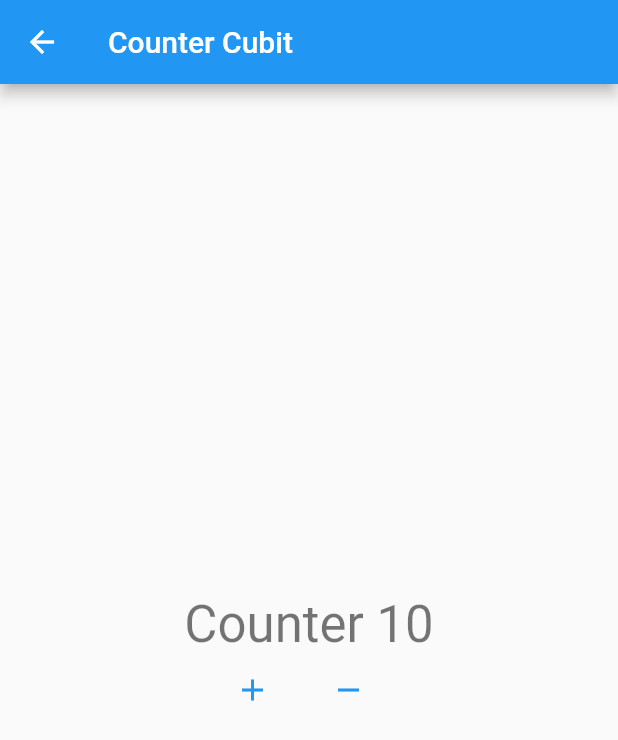
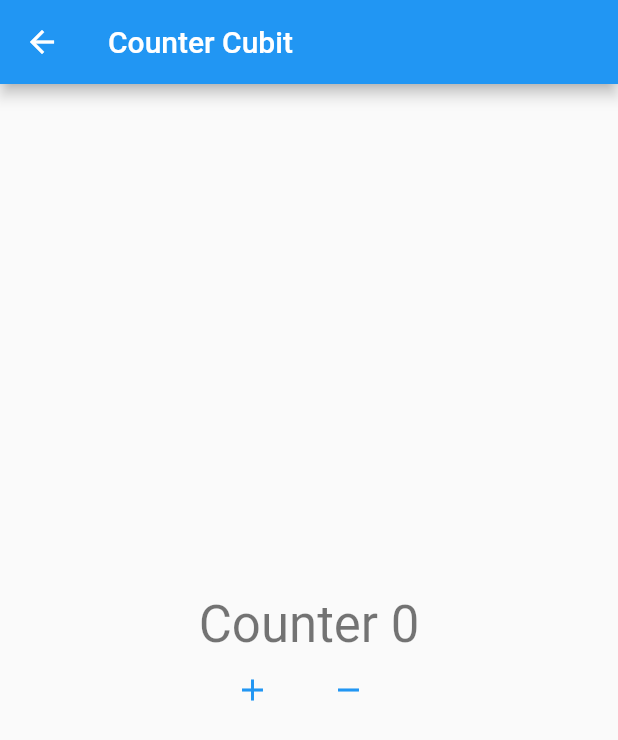
Before and after one commit to dariopmaciel/flutter_counter_bloc, a Flutter app: the screen it shows after launch, after a tap on "Cubit", on a phone screen of 412 x 824 dp. Shown: the top 740 px of the screen. Run offline on Flutter 3.47's test engine with Material 2 defaults, Android fonts, the phone set to English and light mode, and no system bars; our stand-ins replace bloc, flutter_bloc.

Commit message:
cubit state

```diff
--- a/lib/main.dart
+++ b/lib/main.dart
@@ -3,6 +3,7 @@ import 'package:flutter_bloc/flutter_bloc.dart';
 import 'package:flutter_counter_bloc/page_bloc/bloc/counter_bloc.dart';
 import 'package:flutter_counter_bloc/page_bloc/counter_bloc_page.dart';
 import 'package:flutter_counter_bloc/page_cubit/counter_cubit_page.dart';
+import 'package:flutter_counter_bloc/page_cubit/cubit/counter_cubit.dart';
 
 import 'home_page.dart';
 
@@ -22,8 +23,10 @@ class MyApp extends StatelessWidget {
       // ),
       routes: {
         // '/bloc': (_) => const CounterBlocPage(),
-        '/bloc': (_) => BlocProvider(create: (_) => CounterBloc(), child: const CounterBlocPage()),
-        '/cubit': (_) => const CounterCubitPage(),
+        '/bloc': (_) => BlocProvider(
+            create: (_) => CounterBloc(), child: const CounterBlocPage()),
+        '/cubit': (_) => BlocProvider(
+            create: (_) => CounterCubit(), child: const CounterCubitPage()),
       },
       home: const HomePage(),
     );
--- a/lib/page_cubit/counter_cubit_page.dart
+++ b/lib/page_cubit/counter_cubit_page.dart
@@ -1,4 +1,6 @@
 import 'package:flutter/material.dart';
+import 'package:flutter_bloc/flutter_bloc.dart';
+import 'package:flutter_counter_bloc/page_cubit/cubit/counter_cubit.dart';
 
 class CounterCubitPage extends StatelessWidget {
   const CounterCubitPage({super.key});
@@ -12,9 +14,11 @@ class CounterCubitPage extends StatelessWidget {
       body: Column(
         mainAxisAlignment: MainAxisAlignment.center,
         children: [
-          Text(
-            'Counter 10',
-            style: Theme.of(context).textTheme.headlineMedium,
+          BlocBuilder<CounterCubit, CounterState>(
+            builder: (context, state) {
+              return Text('Counter ${state.counter}',
+                  style: Theme.of(context).textTheme.headlineMedium);
+            },
           ),
           Row(
             mainAxisAlignment: MainAxisAlignment.center,
--- a/lib/page_cubit/cubit/counter_cubit.dart
+++ b/lib/page_cubit/cubit/counter_cubit.dart
@@ -0,0 +1,6 @@
+import 'package:bloc/bloc.dart';
+part 'counter_state.dart';
+
+class CounterCubit extends Cubit<CounterState> {
+  CounterCubit() : super(CounterStateInitial());
+}
--- a/lib/page_cubit/cubit/counter_state.dart
+++ b/lib/page_cubit/cubit/counter_state.dart
@@ -0,0 +1,20 @@
+part of 'counter_cubit.dart';
+
+abstract class CounterState {
+  //terá um contador, ou seja um inteiro
+  //o estado BASE, recebe um contador
+  final int counter;
+
+  CounterState(this.counter);
+}
+
+//uma nopva classe que será o ESTADO inicial ao abrir a tela
+class CounterStateInitial extends CounterState {
+  // CounterStateInitial(int counter) : super(counter);
+  CounterStateInitial() : super(0);
+}
+
+
+class CounterStateDate extends CounterState{
+  CounterStateDate(int counter): super(counter);
+}
```
